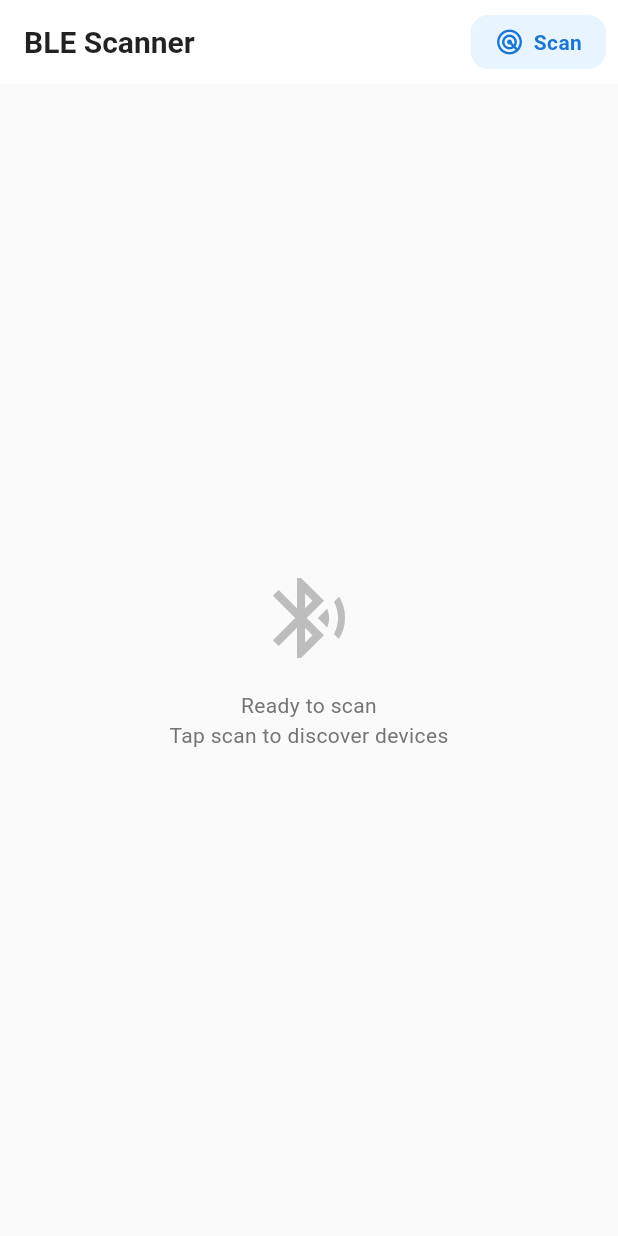
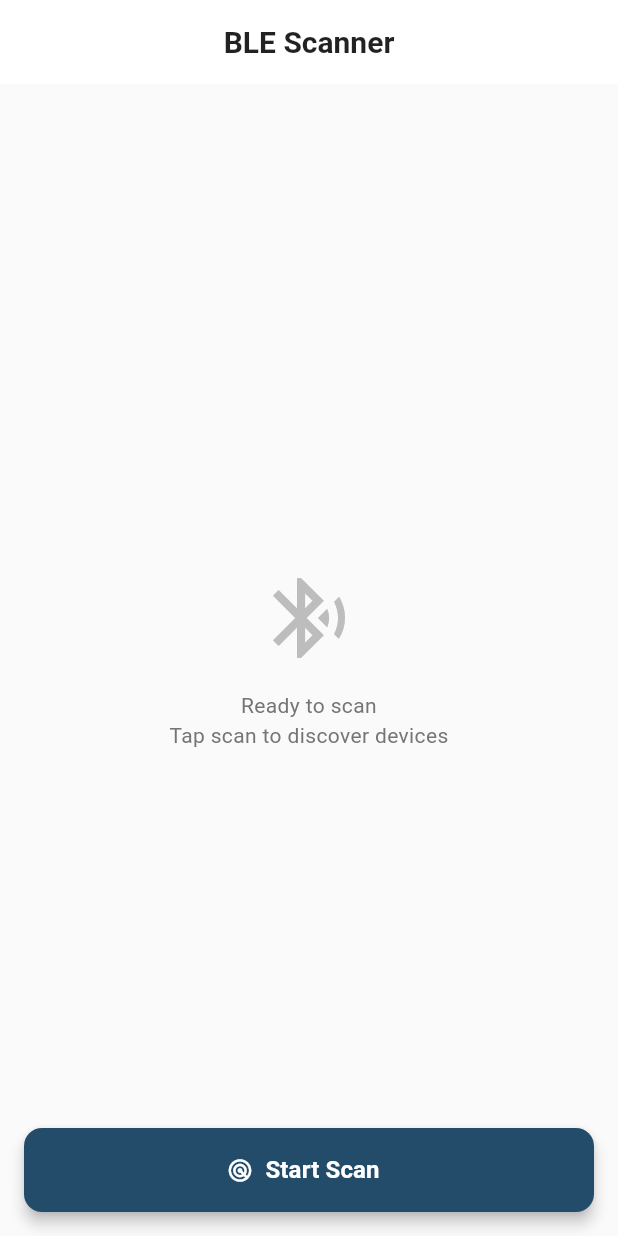
Before and after one commit to gmulonga/ble_scanner, a Flutter app: the screen it shows after launch, on a phone screen of 412 x 824 dp. Run offline on Flutter 3.47's test engine with Material 3 defaults, Android fonts, the phone set to English and light mode, and no system bars; our stand-ins replace flutter_bloc, flutter_blue_plus, geolocator, permission_handler.

Commit message:
fix: improve the UI for devices screen

```diff
--- a/lib/screens/ble_scan_screen.dart
+++ b/lib/screens/ble_scan_screen.dart
@@ -1,8 +1,11 @@
 import 'package:ble_scanner/models/ble_device_model.dart';
+import 'package:ble_scanner/utils/permission_helper.dart';
 import 'package:flutter/material.dart';
 import 'package:flutter_bloc/flutter_bloc.dart';
+import 'package:geolocator/geolocator.dart';
 import '../blocs/ble_scan_bloc/ble_scan_bloc.dart';
 import '../blocs/ble_scan_bloc/ble_scan_state.dart';
+import '../utils/constants.dart';
 import '../widgets/device_list_tile.dart';
 import '../widgets/app_loader.dart';
 import '../widgets/empty_state.dart';
@@ -13,11 +16,16 @@ class BleScanScreen extends StatelessWidget {
 
   @override
   Widget build(BuildContext context) {
+    return BlocBuilder<BleScanBloc, BleScanState>(
+      builder: (context, state) {
+        final isScanning = state.status == BleScanStatus.scanning;
+
         return Scaffold(
           backgroundColor: Colors.grey[50],
           appBar: AppBar(
             elevation: 0,
-        backgroundColor: Colors.white,
+            backgroundColor: kWhite,
+            centerTitle: true,
             title: const Text(
               'BLE Scanner',
               style: TextStyle(
@@ -26,100 +34,143 @@ class BleScanScreen extends StatelessWidget {
                 fontSize: 20,
               ),
             ),
-        actions: [
-          BlocBuilder<BleScanBloc, BleScanState>(
-            builder: (context, state) {
-              final isScanning = state.status == BleScanStatus.scanning;
-              return Padding(
-                padding: const EdgeInsets.only(right: 8),
-                child: Material(
-                  color: Colors.transparent,
-                  child: InkWell(
-                    borderRadius: BorderRadius.circular(12),
-                    onTap: isScanning
-                        ? () => context.read<BleScanBloc>().stopScan()
-                        : () => context.read<BleScanBloc>().startScan(),
-                    child: Container(
-                      padding: const EdgeInsets.symmetric(
-                        horizontal: 16,
-                        vertical: 8,
           ),
-                      decoration: BoxDecoration(
-                        color: isScanning
-                            ? Colors.red.withOpacity(0.1)
-                            : Colors.blue.withOpacity(0.1),
+          body: _buildBody(context, state),
+          floatingActionButtonLocation: FloatingActionButtonLocation.centerFloat,
+          floatingActionButton: Padding(
+            padding: const EdgeInsets.symmetric(horizontal: 16),
+            child: SizedBox(
+              width: double.infinity,
+              height: 56,
+              child: ElevatedButton.icon(
+                onPressed: () => _handleScanToggle(context, isScanning),
+                icon: Icon(
+                  isScanning ? Icons.stop_circle : Icons.radar,
+                  color: kWhite,
+                ),
+                label: Text(
+                  isScanning ? 'Stop Scan' : 'Start Scan',
+                  style: const TextStyle(
+                    color: kWhite,
+                    fontWeight: FontWeight.w600,
+                    fontSize: 16,
+                  ),
+                ),
+                style: ElevatedButton.styleFrom(
+                  backgroundColor:
+                  isScanning ? kRed : kPrimary,
+                  shape: RoundedRectangleBorder(
                     borderRadius: BorderRadius.circular(12),
                   ),
-                      child: Row(
-                        mainAxisSize: MainAxisSize.min,
-                        children: [
-                          Icon(
-                            isScanning ? Icons.stop_circle : Icons.radar,
-                            color: isScanning ? Colors.red[700] : Colors.blue[700],
-                            size: 20,
-                          ),
-                          const SizedBox(width: 6),
-                          Text(
-                            isScanning ? 'Stop' : 'Scan',
-                            style: TextStyle(
-                              color: isScanning ? Colors.red[700] : Colors.blue[700],
-                              fontWeight: FontWeight.w600,
-                              fontSize: 14,
-                            ),
-                          ),
-                        ],
+                  elevation: 4,
                 ),
               ),
             ),
           ),
         );
       },
+    );
+  }
+
+  Future<void> _handleScanToggle(BuildContext context, bool isScanning) async {
+    if (isScanning) {
+      context.read<BleScanBloc>().stopScan();
+      return;
+    }
+
+    final hasPermissions = await PermissionHelper.requestBluetoothPermissions();
+    if (!hasPermissions) {
+      ScaffoldMessenger.of(context).showSnackBar(
+        SnackBar(
+          content: const Text('Bluetooth and Location permissions are required.'),
+          backgroundColor: kPrimary,
+        ),
+      );
+      return;
+    }
+
+    final isLocationEnabled = await Geolocator.isLocationServiceEnabled();
+    if (!isLocationEnabled) {
+      final shouldOpenSettings = await showDialog<bool>(
+        context: context,
+        builder: (ctx) => AlertDialog(
+          shape: RoundedRectangleBorder(borderRadius: BorderRadius.circular(16)),
+          title: const Text('Enable Location'),
+          content: const Text(
+            'Location services are required to scan for BLE devices.\nWould you like to enable them?',
+          ),
+          actions: [
+            TextButton(
+              onPressed: () => Navigator.of(ctx).pop(false),
+              child: const Text('Cancel'),
+            ),
+            FilledButton(
+              onPressed: () => Navigator.of(ctx).pop(true),
+              child: const Text('Open Settings'),
             ),
           ],
         ),
-      body: BlocBuilder<BleScanBloc, BleScanState>(
-        builder: (context, state) {
-          return _buildBody(context, state);
-        },
-      ),
       );
+
+      if (shouldOpenSettings == true) {
+        await Geolocator.openLocationSettings();
+      }
+      return;
+    }
+
+    context.read<BleScanBloc>().startScan();
   }
 
   Widget _buildBody(BuildContext context, BleScanState state) {
     final devices = state.devices;
 
-    // ✅ When scanning or already have devices — show the list
     if (state.status == BleScanStatus.scanning || devices.isNotEmpty) {
       if (devices.isEmpty) {
         return const AppLoader(message: 'Scanning for devices...');
       }
 
       return Column(
-        crossAxisAlignment: CrossAxisAlignment.start,
         children: [
           Container(
-            padding: const EdgeInsets.all(16),
+            padding: const EdgeInsets.symmetric(horizontal: 20, vertical: 16),
+            decoration: BoxDecoration(
               color: Colors.white,
+              boxShadow: [
+                BoxShadow(
+                  color: Colors.black.withOpacity(0.03),
+                  blurRadius: 8,
+                  offset: const Offset(0, 2),
+                ),
+              ],
+            ),
             child: Row(
               children: [
+                Container(
+                  padding: const EdgeInsets.all(8),
+                  decoration: BoxDecoration(
+                    color: Colors.blue.withOpacity(0.1),
+                    borderRadius: BorderRadius.circular(8),
+                  ),
+                  child: Icon(Icons.devices, color: Colors.blue[700], size: 20),
+                ),
+                const SizedBox(width: 12),
                 Text(
-                  '${devices.length} ${devices.length == 1 ? 'Device' : 'Devices'} Found',
+                  '${devices.length} ${devices.length == 1 ? 'Device' : 'Devices'}',
                   style: TextStyle(
                     fontSize: 16,
                     fontWeight: FontWeight.w600,
                     color: Colors.grey[800],
                   ),
                 ),
-                const SizedBox(width: 8),
+                const Spacer(),
                 if (state.status == BleScanStatus.scanning)
                   SizedBox(
-                    width: 16,
-                    height: 16,
+                    width: 20,
+                    height: 20,
                     child: CircularProgressIndicator(
-                      strokeWidth: 2,
-                      valueColor: AlwaysStoppedAnimation<Color>(
-                        Colors.blue[700]!,
-                      ),
+                      color: kPrimary,
+                      strokeWidth: 2.5,
+                      valueColor: AlwaysStoppedAnimation<Color>(Colors.blue[700]!),
                     ),
                   ),
               ],
@@ -127,7 +178,7 @@ class BleScanScreen extends StatelessWidget {
           ),
           Expanded(
             child: ListView.builder(
-              padding: const EdgeInsets.symmetric(vertical: 8),
+              padding: const EdgeInsets.only(top: 10),
               itemCount: devices.length,
               itemBuilder: (context, index) {
                 final device = devices[index];
@@ -142,7 +193,6 @@ class BleScanScreen extends StatelessWidget {
       );
     }
 
-    // ✅ Bluetooth off
     if (state.status == BleScanStatus.bluetoothOff) {
       return EmptyState(
         message: 'Bluetooth is off\nPlease enable Bluetooth to continue',
@@ -150,7 +200,6 @@ class BleScanScreen extends StatelessWidget {
       );
     }
 
-    // ✅ Permission error
     if (state.status == BleScanStatus.permissionError) {
       return Center(
         child: Padding(
@@ -165,11 +214,7 @@ class BleScanScreen extends StatelessWidget {
                   color: Colors.orange.withOpacity(0.1),
                   shape: BoxShape.circle,
                 ),
-                child: Icon(
-                  Icons.lock_outline,
-                  size: 40,
-                  color: Colors.orange[700],
-                ),
+                child: Icon(Icons.lock_outline, size: 40, color: Colors.orange[700]),
               ),
               const SizedBox(height: 24),
               Text(
@@ -184,33 +229,17 @@ class BleScanScreen extends StatelessWidget {
               Text(
                 'We need Bluetooth and location permissions to scan for nearby devices',
                 textAlign: TextAlign.center,
-                style: TextStyle(
-                  fontSize: 15,
-                  color: Colors.grey[600],
-                  height: 1.5,
-                ),
+                style: TextStyle(fontSize: 15, color: Colors.grey[600], height: 1.5),
               ),
               const SizedBox(height: 32),
-              ElevatedButton(
+              FilledButton.icon(
                 onPressed: () => context.read<BleScanBloc>().requestPermissions(),
-                style: ElevatedButton.styleFrom(
+                icon: const Icon(Icons.lock_open),
+                label: const Text('Grant Permissions'),
+                style: FilledButton.styleFrom(
                   backgroundColor: Colors.blue[700],
-                  foregroundColor: Colors.white,
-                  padding: const EdgeInsets.symmetric(
-                    horizontal: 32,
-                    vertical: 16,
-                  ),
-                  shape: RoundedRectangleBorder(
-                    borderRadius: BorderRadius.circular(12),
-                  ),
-                  elevation: 0,
-                ),
-                child: const Text(
-                  'Grant Permissions',
-                  style: TextStyle(
-                    fontSize: 16,
-                    fontWeight: FontWeight.w600,
-                  ),
+                  padding: const EdgeInsets.symmetric(horizontal: 32, vertical: 16),
+                  shape: RoundedRectangleBorder(borderRadius: BorderRadius.circular(12)),
                 ),
               ),
             ],
@@ -219,7 +248,6 @@ class BleScanScreen extends StatelessWidget {
       );
     }
 
-    // ✅ Error state
     if (state.status == BleScanStatus.error) {
       return EmptyState(
         message: state.errorMessage ?? 'An error occurred',
@@ -227,7 +255,6 @@ class BleScanScreen extends StatelessWidget {
       );
     }
 
-    // ✅ Default "ready" state when no devices found
     return const EmptyState(
       message: 'Ready to scan\nTap scan to discover devices',
       icon: Icons.bluetooth_searching,
@@ -237,9 +264,7 @@ class BleScanScreen extends StatelessWidget {
   void _onDeviceTap(BuildContext context, BleDevice device) {
     Navigator.push(
       context,
-      MaterialPageRoute(
-        builder: (context) => DeviceDetailScreen(device: device),
-      ),
+      MaterialPageRoute(builder: (context) => DeviceDetailScreen(device: device)),
     );
   }
 }
--- /dev/null
+++ b/lib/utils/constants.dart
@@ -0,0 +1,5 @@
+import 'package:flutter/material.dart';
+
+const kPrimary = Color(0xFF234C6A);
+const kRed = Color(0xFFDC143C);
+const kWhite = Color(0xFFFFFFFF);
--- a/lib/widgets/app_loader.dart
+++ b/lib/widgets/app_loader.dart
@@ -1,3 +1,4 @@
+import 'package:ble_scanner/utils/constants.dart';
 import 'package:flutter/material.dart';
 
 class AppLoader extends StatelessWidget {
@@ -11,7 +12,9 @@ class AppLoader extends StatelessWidget {
       child: Column(
         mainAxisAlignment: MainAxisAlignment.center,
         children: [
-          const CircularProgressIndicator(),
+          const CircularProgressIndicator(
+            color: kPrimary,
+          ),
           const SizedBox(height: 16),
           Text(
             message,
--- a/lib/widgets/device_list_tile.dart
+++ b/lib/widgets/device_list_tile.dart
@@ -1,3 +1,4 @@
+import 'package:ble_scanner/utils/constants.dart';
 import 'package:flutter/material.dart';
 import '../models/ble_device_model.dart';
 
@@ -19,7 +20,7 @@ class DeviceListTile extends StatelessWidget {
         margin: const EdgeInsets.symmetric(horizontal: 16, vertical: 2),
         padding: const EdgeInsets.all(12),
         decoration: BoxDecoration(
-          color: Colors.white,
+          color: kWhite,
           borderRadius: BorderRadius.circular(12),
           boxShadow: [
             BoxShadow(
@@ -39,7 +40,7 @@ class DeviceListTile extends StatelessWidget {
                 color: Colors.blue.withOpacity(0.1),
                 shape: BoxShape.circle,
               ),
-              child: const Icon(Icons.bluetooth, color: Colors.blue, size: 22),
+              child: const Icon(Icons.bluetooth, color: kPrimary, size: 22),
             ),
             const SizedBox(width: 12),
 
```
Lines whose indentation alone changed are shown as unchanged.
